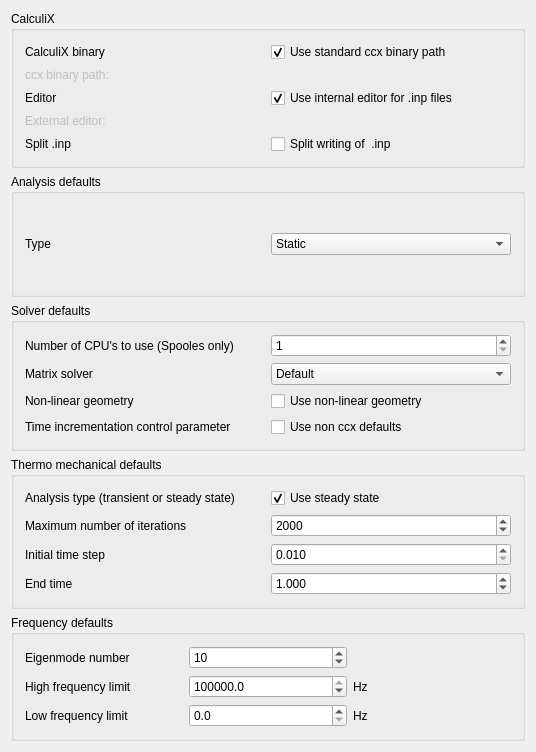
Before: the Qt Designer form src/Mod/Fem/Gui/DlgSettingsFemCcx.ui in makkemal/FreeCAD, drawn with Qt 5.
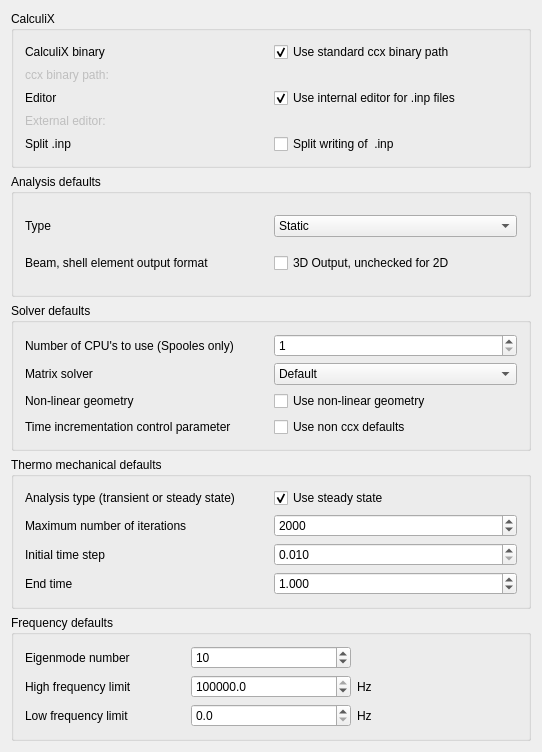
After: the same form once the commit is applied. Icons and pictures are not drawn. Custom widgets are drawn as their Qt base class.

Commit message: 3dbeam_output all changes

Patch:
```diff
--- a/src/Mod/Fem/Gui/DlgSettingsFemCcx.ui
+++ b/src/Mod/Fem/Gui/DlgSettingsFemCcx.ui
@@ -6,7 +6,7 @@
    <rect>
     <x>0</x>
     <y>0</y>
-    <width>536</width>
+    <width>542</width>
     <height>752</height>
    </rect>
   </property>
@@ -259,6 +259,29 @@
             </item>
            </widget>
           </item>
+          <item row="1" column="1">
+           <widget class="Gui::PrefCheckBox" name="cb_BeamShellOutput">
+            <property name="text">
+             <string>3D Output, unchecked for 2D</string>
+            </property>
+            <property name="checked">
+             <bool>false</bool>
+            </property>
+            <property name="prefEntry" stdset="0">
+             <cstring>BeamShellOutput</cstring>
+            </property>
+            <property name="prefPath" stdset="0">
+             <cstring>Mod/Fem/Ccx</cstring>
+            </property>
+           </widget>
+          </item>
+          <item row="1" column="0">
+           <widget class="QLabel" name="l_BeamShellOutput">
+            <property name="text">
+             <string>Beam, shell element output format </string>
+            </property>
+           </widget>
+          </item>
          </layout>
         </item>
        </layout>
```
The commit also changes 7 other files.
